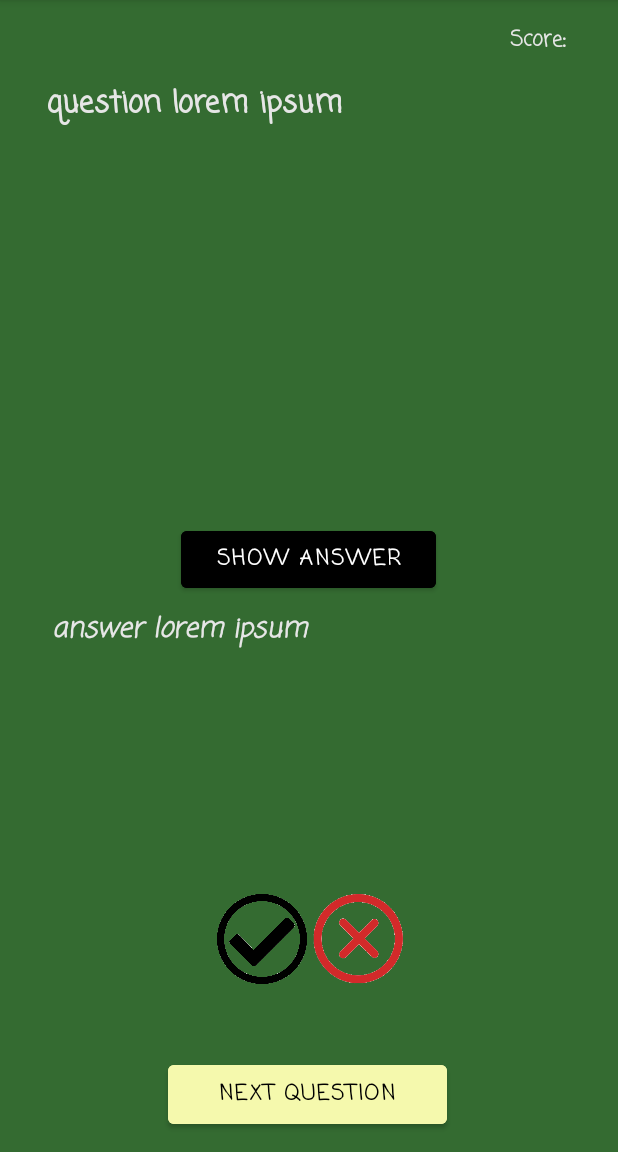
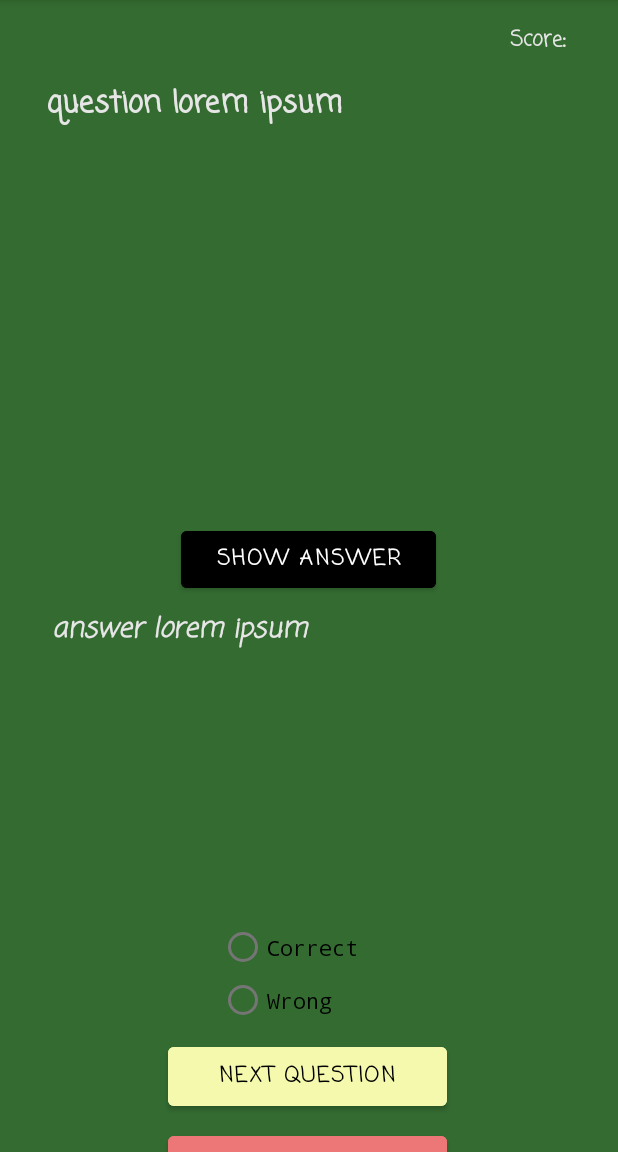
Before and after one commit to sedna08/Flashcard-App, an Android app: the SecondActivity screen opened directly, with no data from a screen before it, on a phone screen of 412 x 824 dp, the part 84-1236 px from its top. Run offline under Robolectric (Android 15) with nearby library versions, the phone set to English and light mode, and no system bars.

Commit message:
changed activity_second.xml imageButtons to radio buttons

```diff
--- a/app/src/main/java/com/example/flashcard_app/MainActivity.kt
+++ b/app/src/main/java/com/example/flashcard_app/MainActivity.kt
@@ -9,7 +9,7 @@ class MainActivity : AppCompatActivity() {
     override fun onCreate(savedInstanceState: Bundle?) {
         super.onCreate(savedInstanceState)
         val binding = ActivityMainBinding.inflate(layoutInflater)
-        setContentView(R.layout.activity_main)
+        setContentView(binding.root)
 
 
 
--- a/app/src/main/java/com/example/flashcard_app/SecondActivity.kt
+++ b/app/src/main/java/com/example/flashcard_app/SecondActivity.kt
@@ -15,7 +15,37 @@ class SecondActivity : AppCompatActivity() {
 
         var score = 0
 
+        //  binding elements not working idk why
+        /*
 
+        binding.radioGroup.setOnCheckedChangeListener { radioGroup, _ ->
+            if (binding.radioBtnCheck.isChecked) {
+                score = score + 1
+                Toast.makeText(this, "Correct!", Toast.LENGTH_SHORT).show()
+            }
+            else if (binding.radioBtnWrong.isChecked) {
+                Toast.makeText(this, "Wrong!", Toast.LENGTH_SHORT).show()
+            }
+
+        }
+
+        binding.btnNext.setOnClickListener {
+            if (binding.radioBtnCheck.isChecked == false && binding.radioBtnWrong.isChecked == false) {
+                Toast.makeText(this, "ERROR! Must check if correct or wrong", Toast.LENGTH_SHORT).show()
+            }
+            else {
+                // display next question
+            }
+        }
+
+        binding.btnExit.setOnClickListener {
+            score = 0
+            val intent = Intent(this,MainActivity::class.java)
+            startActivity(intent)
+        }
+
+
+         */
 
     }
 
--- a/app/src/main/res/layout/activity_second.xml
+++ b/app/src/main/res/layout/activity_second.xml
@@ -76,48 +76,49 @@
         app:layout_constraintStart_toStartOf="parent"
         app:layout_constraintTop_toBottomOf="@+id/btnShow" />
 
-    <LinearLayout
-        android:layout_width="350dp"
-        android:layout_height="72dp"
-        android:layout_marginTop="16dp"
-        android:gravity="center"
-        android:orientation="horizontal"
+    <RadioGroup
+        android:id="@+id/radioGroup"
+        android:layout_width="120dp"
+        android:layout_height="70dp"
+        android:layout_marginTop="40dp"
+        android:checkedButton="@+id/radio_button_1"
         app:layout_constraintEnd_toEndOf="parent"
-        app:layout_constraintHorizontal_bias="0.557"
         app:layout_constraintStart_toStartOf="parent"
         app:layout_constraintTop_toBottomOf="@+id/textView2">
 
-        <ImageButton
-            android:id="@+id/btnCheck"
-            android:layout_width="60dp"
-            android:layout_height="60dp"
-            android:background="@null"
-            android:scaleType="fitCenter"
-            app:srcCompat="@drawable/check" />
+        <RadioButton
+            android:id="@+id/radioBtnCheck"
+            android:layout_width="120dp"
+            android:layout_height="35dp"
+            android:fontFamily="monospace"
+            android:text="Correct"
+            tools:layout_editor_absoluteX="92dp"
+            tools:layout_editor_absoluteY="305dp" />
 
-        <ImageButton
-            android:id="@+id/btnWrong"
-            android:layout_width="70dp"
-            android:layout_height="match_parent"
-            android:background="@null"
-            android:scaleType="fitCenter"
-            app:srcCompat="@drawable/wrong" />
-    </LinearLayout>
+        <RadioButton
+            android:id="@+id/radioBtnWrong"
+            android:layout_width="120dp"
+            android:layout_height="35dp"
+            android:fontFamily="monospace"
+            android:text="Wrong"
+            tools:layout_editor_absoluteX="92dp"
+            tools:layout_editor_absoluteY="339dp" />
+    </RadioGroup>
 
     <Button
         android:id="@+id/btnNext"
         android:layout_width="186dp"
         android:layout_height="51dp"
-        android:layout_marginTop="408dp"
+        android:layout_marginTop="8dp"
         android:backgroundTint="#F5F9AD"
+        android:fontFamily="casual"
         android:text="Next Question"
-        android:fontFamily="casual"
+        android:textColor="#000000"
         android:textStyle="bold"
-        android:textColor="#000000"
         app:layout_constraintEnd_toEndOf="parent"
         app:layout_constraintHorizontal_bias="0.497"
         app:layout_constraintStart_toStartOf="parent"
-        app:layout_constraintTop_toBottomOf="@+id/textView" />
+        app:layout_constraintTop_toBottomOf="@+id/radioGroup" />
 
     <Button
         android:id="@+id/btnExit"
```
